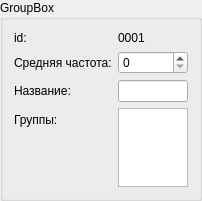
First picture: the form in boxins.ui, repository mcstarioni/OBOSSANIY-CURSACH, before the edit.
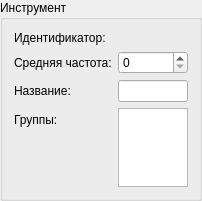
Second picture: the form after the edit.

Patch:
```diff
--- a/boxins.ui
+++ b/boxins.ui
@@ -14,7 +14,7 @@
    <string>GroupBox</string>
   </property>
   <property name="title">
-   <string>GroupBox</string>
+   <string>Инструмент</string>
   </property>
   <property name="flat">
    <bool>false</bool>
@@ -25,20 +25,6 @@
   <layout class="QVBoxLayout" name="verticalLayout">
    <item>
     <layout class="QFormLayout" name="formLayout">
-     <item row="0" column="0">
-      <widget class="QLabel" name="idTitle">
-       <property name="text">
-        <string>id:</string>
-       </property>
-      </widget>
-     </item>
-     <item row="0" column="1">
-      <widget class="QLabel" name="id">
-       <property name="text">
-        <string>0001</string>
-       </property>
-      </widget>
-     </item>
      <item row="1" column="0">
       <widget class="QLabel" name="freqTitle">
        <property name="text">
@@ -67,7 +53,17 @@
       </widget>
      </item>
      <item row="3" column="1">
-      <widget class="QListWidget" name="listWidget"/>
+      <widget class="QListWidget" name="groups"/>
+     </item>
+     <item row="0" column="0">
+      <widget class="QLabel" name="idTitle">
+       <property name="text">
+        <string>Идентификатор:</string>
+       </property>
+      </widget>
+     </item>
+     <item row="0" column="1">
+      <layout class="QHBoxLayout" name="labelPlace"/>
      </item>
     </layout>
    </item>
```
Left out of the diff: 7 changed lines with no effect on the pictures.
